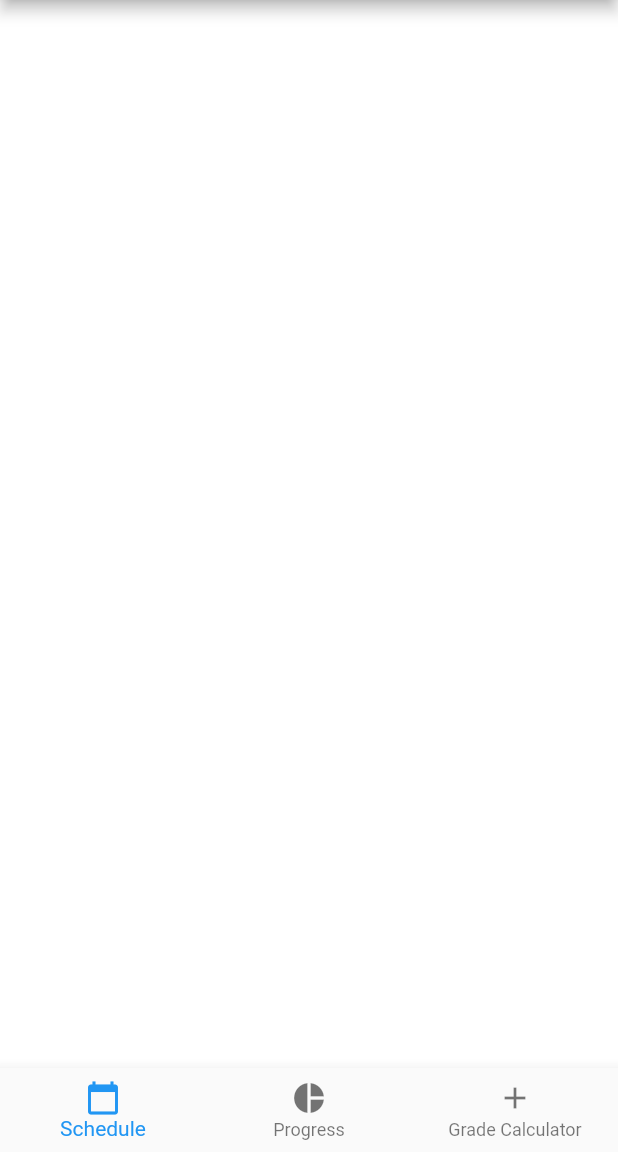
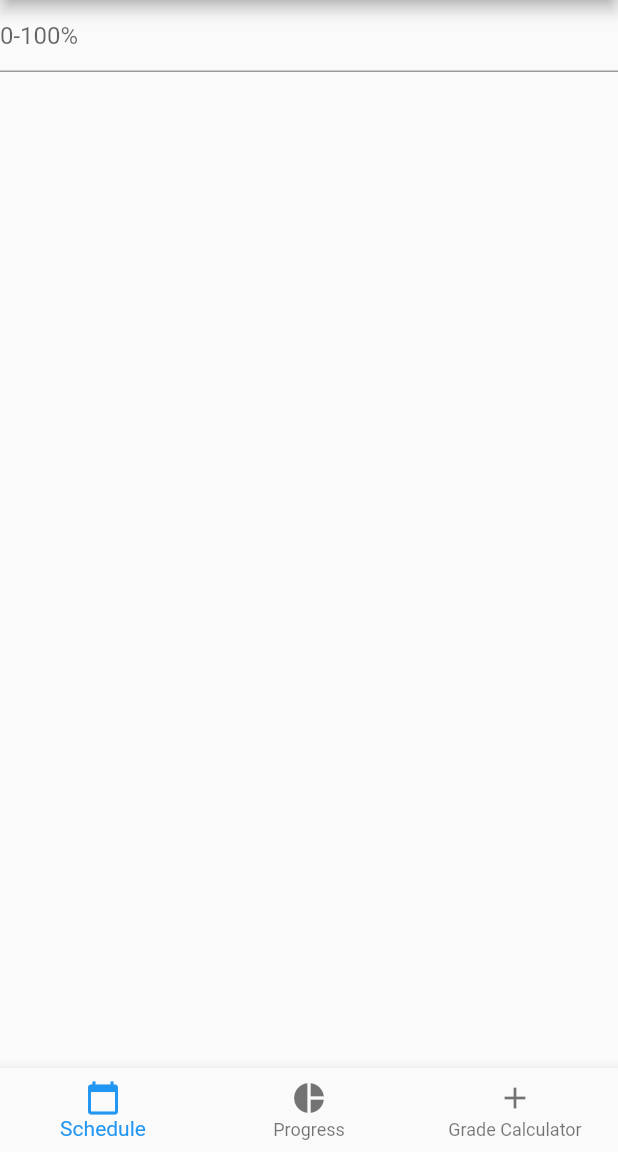
Before and after one commit to SUMR2020/STDY, a Flutter app: the Home screen opened by its route, on a phone screen of 412 x 824 dp, the part 84-1236 px from its top. Run offline on Flutter 3.47's test engine with Material 2 defaults, Android fonts, the phone set to English and light mode, and no system bars.

Commit message:
Added the schedule widget and changed the name to stdy

```diff
--- a/dev_logs/log_planetracer_wk1.txt
+++ b/dev_logs/log_planetracer_wk1.txt
@@ -2,3 +2,6 @@ January 21st, 2020: 11:35am to 3:30pm
 - getting everyone used to git and downloading necessary programs
 - creating tasks on trello (updating the agile board)
 - created android studio project
+
+January 24th, 2020: 6pm to 8pm
+- creating a simple navigation bar to traverse different pages
--- a/stdy/lib/home_widget.dart
+++ b/stdy/lib/home_widget.dart
@@ -1,7 +1,7 @@
 import 'package:flutter/material.dart';
 import 'placeholder_widget.dart';
 import 'grades_page.dart';
-
+import 'schedule_page.dart';
 
 class Home extends StatefulWidget {
   @override
@@ -14,7 +14,7 @@ class _HomeState extends State<Home> {
   @override
   int _currentIndex = 0;
   final List<Widget> _children = [
-    PlaceholderWidget(Colors.white),
+    SchedulePage(),
     PlaceholderWidget(Colors.deepOrange), // put progress widget here (minna)
     GradesPage() // put grademain widget here(sharjeel)
   ];
--- /dev/null
+++ b/stdy/lib/schedule_page.dart
@@ -0,0 +1,29 @@
+import 'package:flutter/material.dart';
+import 'package:flutter/widgets.dart';
+import 'package:flutter/foundation.dart';
+
+class SchedulePage extends StatelessWidget {
+
+
+
+  const SchedulePage ({
+    Key key,
+    @required this.onSubmit,
+  }): super(key: key);
+
+
+  final VoidCallback onSubmit;
+
+  static final TextEditingController _grade = new TextEditingController();
+  String get grade => _grade.text;
+
+  @override
+  Widget build(BuildContext context){
+    return new Column(
+      children: <Widget>[
+        new TextField(controller: _grade, decoration: new InputDecoration(hintText: "0-100%"), ),
+      ],
+    );
+
+  }
+}
```
Also changed, not shown: 1 other file.
